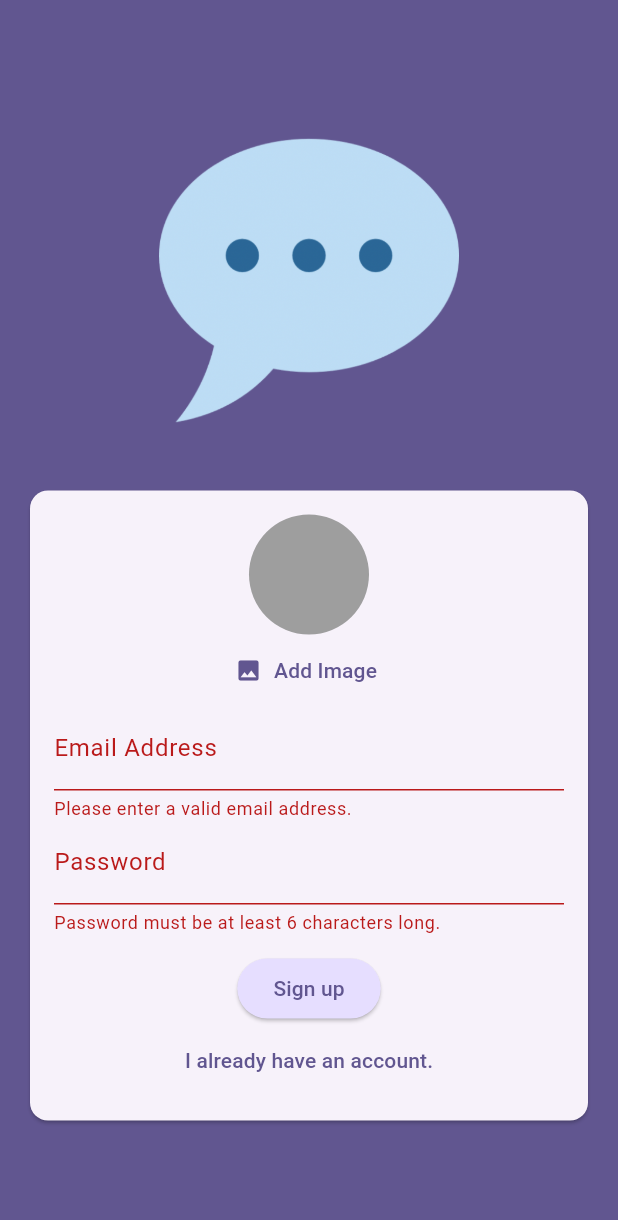
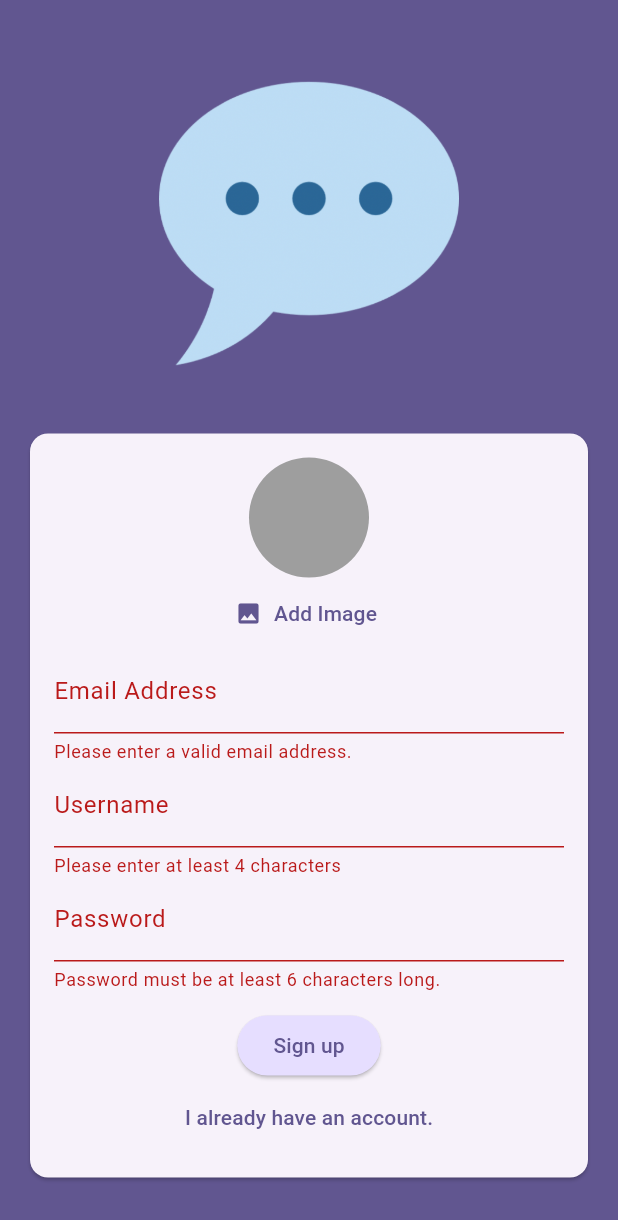
Before and after one commit to Coolhatena/flutter-chat-app, a Flutter app: the screen it shows after launch, after a tap on "Log in", after a tap on "Create an account", after a tap on "Sign up", on a phone screen of 412 x 824 dp. Shown: the top 1220 px of the screen. Run offline on Flutter 3.47's test engine with Material 3 defaults, Android fonts, the phone set to English and light mode, and no system bars; our stand-ins replace cloud_firestore, firebase_auth, firebase_core, firebase_storage, image_picker; accounts and stored records are empty.

Commit message:
Add username field

```diff
--- a/lib/screens/auth.dart
+++ b/lib/screens/auth.dart
@@ -22,6 +22,7 @@ class _AuthScreenState extends State<AuthScreen> {
   var _isLogin = true;
   var _isAuthenticating = false;
   var _enteredEmail = '';
+  var _enteredUsername = '';
   var _enteredPassword = '';
   File? _selectedImage;
 
@@ -65,9 +66,9 @@ class _AuthScreenState extends State<AuthScreen> {
 
         await FirebaseFirestore.instance
             .collection('users')
-            .doc('userCredentials.user!.uid')
+            .doc(userCredentials.user!.uid)
             .set({
-          'username': 'to be done...',
+          'username': _enteredUsername,
           'email': _enteredEmail,
           'image_url': imgUrl,
         });
@@ -141,6 +142,24 @@ class _AuthScreenState extends State<AuthScreen> {
                                 _enteredEmail = email!;
                               },
                             ),
+                            if (!_isLogin)
+                              TextFormField(
+                                decoration: const InputDecoration(
+                                    labelText: 'Username'),
+                                enableSuggestions: false,
+                                validator: (value) {
+                                  if (value == null ||
+                                      value.isEmpty ||
+                                      value.trim().length < 4) {
+                                    return "Please enter at least 4 characters";
+                                  }
+
+                                  return null;
+                                },
+                                onSaved: (value) {
+                                  _enteredUsername = value!;
+                                },
+                              ),
                             TextFormField(
                               decoration:
                                   const InputDecoration(labelText: 'Password'),
```
